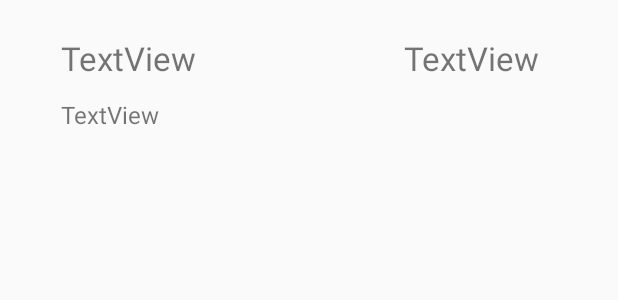
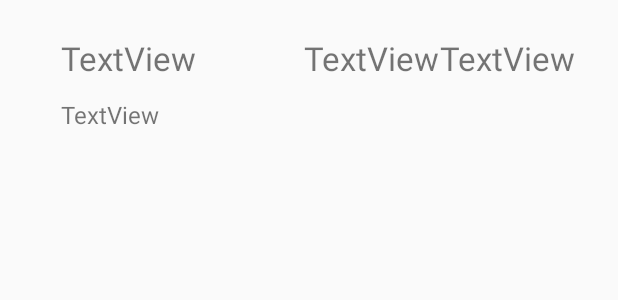
Before and after one commit to aarjav89/AndroidExpenseTracker, an Android app: the layout transactions_template.xml on its own in the app's theme, with its tools: preview values and no code run, on a phone screen of 412 x 824 dp. Shown: the top 300 px of the screen. Run offline under Robolectric (Android 15) with nearby library versions, the phone set to English and light mode, and no system bars.

```diff
--- a/app/src/main/res/layout/fragment_add_expense.xml
+++ b/app/src/main/res/layout/fragment_add_expense.xml
@@ -131,7 +131,7 @@
         android:layout_width="197dp"
         android:layout_height="24dp"
         android:layout_marginTop="36dp"
-        android:background="#FF0000"
+        android:background="#00000000"
         app:layout_constraintBottom_toBottomOf="parent"
         app:layout_constraintEnd_toEndOf="parent"
         app:layout_constraintHorizontal_bias="0.0"
--- a/app/src/main/res/layout/transactions_template.xml
+++ b/app/src/main/res/layout/transactions_template.xml
@@ -23,7 +23,7 @@
         android:id="@+id/tvTransAmt_template"
         android:layout_width="wrap_content"
         android:layout_height="wrap_content"
-        android:layout_marginEnd="52dp"
+        android:layout_marginEnd="28dp"
         android:text="TextView"
         android:textSize="22sp"
         app:layout_constraintBottom_toBottomOf="parent"
@@ -42,4 +42,17 @@
         app:layout_constraintHorizontal_bias="0.0"
         app:layout_constraintStart_toStartOf="@+id/tvTransNote_template"
         app:layout_constraintTop_toBottomOf="@+id/tvTransNote_template" />
+
+    <TextView
+        android:id="@+id/tvSignTemplate"
+        android:layout_width="wrap_content"
+        android:layout_height="wrap_content"
+        android:layout_marginStart="16dp"
+        android:layout_marginTop="24dp"
+        android:text="TextView"
+        android:textSize="22sp"
+        app:layout_constraintEnd_toStartOf="@+id/tvTransAmt_template"
+        app:layout_constraintHorizontal_bias="1.0"
+        app:layout_constraintStart_toEndOf="@+id/tvTransNote_template"
+        app:layout_constraintTop_toTopOf="parent" />
 </androidx.constraintlayout.widget.ConstraintLayout>
```
Also changed, not shown: app/src/main/java/com/example/project_expense_tracker/CustomAdapter.java (+15 -4 lines).
